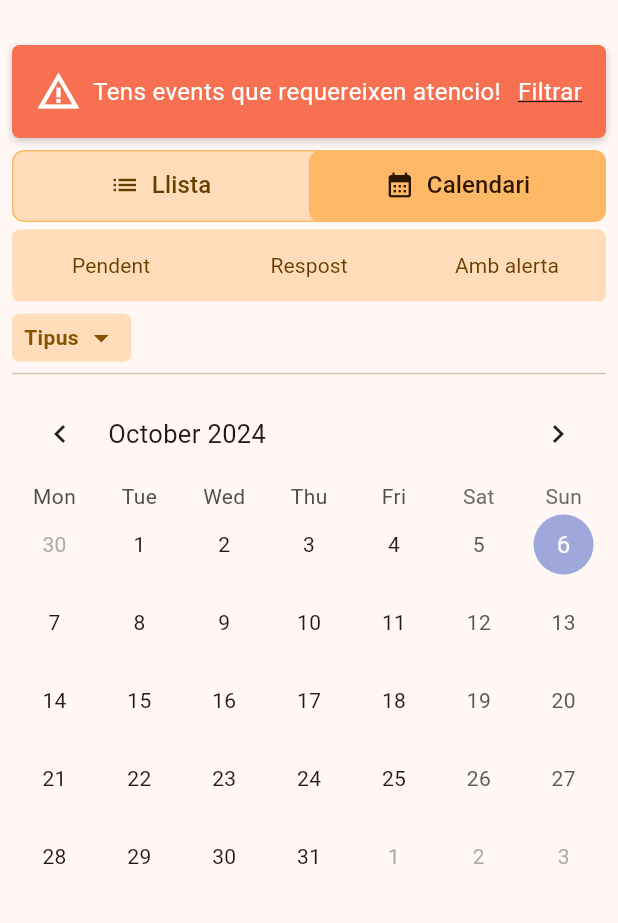
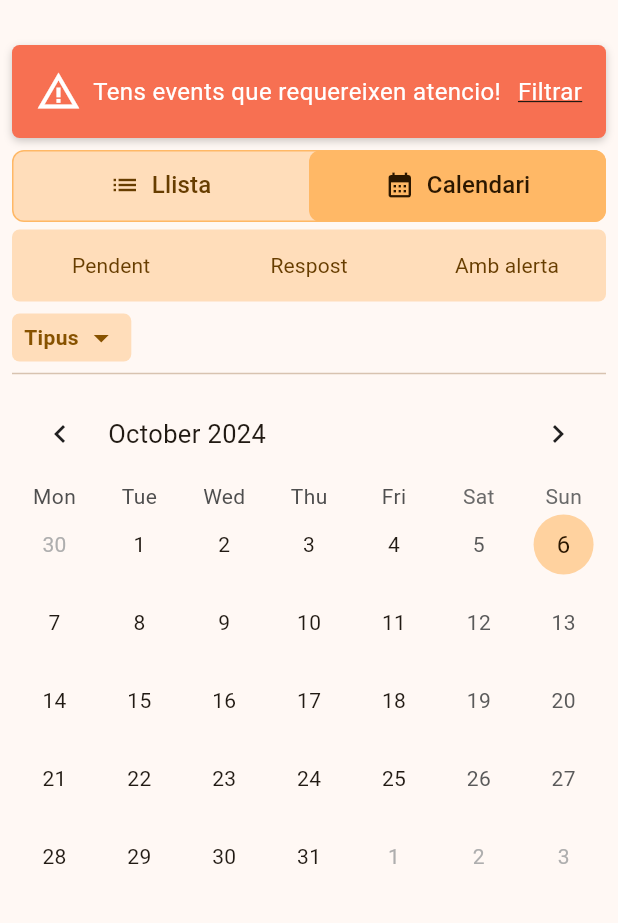
Before and after one commit to AssociacioFemPinya/mobile, a Flutter app: the screen it shows after launch, tab 2 chosen, on a phone screen of 412 x 824 dp, the part 63-986 px from its top. Run offline on Flutter 3.47's test engine with Material 3 defaults, Android fonts, the phone set to English and light mode, and no system bars; drawn by our look-alikes of table_calendar; our stand-ins replace dartz, dio, equatable, flutter_bloc, flutter_easyloading, flutter_svg and 3 more; missing offline and left inert: customizable_counter; generated files the repository leaves out were written again; network calls fail.

Commit message:
unify style

```diff
--- a/lib/features/events/presentation/pages/event_view/views/event_member_comments_screen.dart
+++ b/lib/features/events/presentation/pages/event_view/views/event_member_comments_screen.dart
@@ -59,8 +59,8 @@ class EventMemberCommentsScreen extends StatelessWidget {
             ),
             TextButton (
               onPressed: (){ _onSavePressed(context);},
-              style: TextButton.styleFrom(backgroundColor: Theme.of(context).colorScheme.primary),
-              child: const Text("Guardar", style: TextStyle(color: Colors.white))
+              style: TextButton.styleFrom(backgroundColor: Theme.of(context).colorScheme.primaryFixedDim),
+              child: Text("Guardar", style: TextStyle(color: Theme.of(context).colorScheme.onPrimaryFixed))
             )
           ],
         ),
--- a/lib/features/events/presentation/widgets/events_list/events_calendar.dart
+++ b/lib/features/events/presentation/widgets/events_list/events_calendar.dart
@@ -30,6 +30,11 @@ class EventsCalendar extends StatelessWidget {
     return BlocBuilder<EventsCalendarBloc, EventsCalendarState>(
         builder: (context, state) {
       return TableCalendar(
+        calendarStyle: CalendarStyle(
+          selectedDecoration: BoxDecoration(color: Theme.of(context).colorScheme.primaryFixedDim, shape: BoxShape.circle),
+          selectedTextStyle: TextStyle(color: Theme.of(context).colorScheme.onPrimaryFixed, fontSize: 16.0),
+          todayDecoration: BoxDecoration(color: Theme.of(context).colorScheme.primaryFixedDim.withOpacity(0.6), shape: BoxShape.circle),
+          todayTextStyle:TextStyle(color: Theme.of(context).colorScheme.onPrimaryFixed, fontSize: 16.0)),
         firstDay: DateTime.utc(2010, 10, 16),
         lastDay: DateTime.utc(2030, 3, 14),
         startingDayOfWeek: StartingDayOfWeek.monday,
@@ -77,10 +82,10 @@ class EventsCalendar extends StatelessWidget {
               return Positioned(
                 right: 1,
                 bottom: 1,
-                child: _buildEventsMarker(date, events),
+                child: _buildEventsMarker(date, events, context),
               );
             }
-            return SizedBox();
+            return const SizedBox();
           },
         ),
 
@@ -99,19 +104,19 @@ class EventsCalendar extends StatelessWidget {
     };
   }
 
-  Widget _buildEventsMarker(DateTime date, List events) {
+  Widget _buildEventsMarker(DateTime date, List events, context) {
     return Container(
       decoration: BoxDecoration(
         shape: BoxShape.circle,
-        color: Colors.blue,
+        color: Theme.of(context).colorScheme.primaryFixedDim.withOpacity(0.5),
       ),
       width: 16.0,
       height: 16.0,
       child: Center(
         child: Text(
           '${events.length}',
-          style: TextStyle().copyWith(
-            color: Colors.white,
+          style: const TextStyle().copyWith(
+            color: Theme.of(context).colorScheme.onPrimaryFixedVariant,
             fontSize: 12.0,
           ),
         ),
--- a/lib/features/events/presentation/widgets/events_list/events_filters_button.dart
+++ b/lib/features/events/presentation/widgets/events_list/events_filters_button.dart
@@ -33,6 +33,7 @@ class EventsFiltersButton extends StatelessWidget {
         ),
         child: PopupMenuButton<EventTypeEnum>(
         color: Theme.of(context).colorScheme.primaryFixed,
+        shadowColor: Theme.of(context).colorScheme.primaryFixed,
         onSelected: (EventTypeEnum value) {
           context.read<EventsFiltersBloc>().add(EventsTypeFiltersAdd(value));
         },
--- a/lib/features/events/presentation/widgets/events_list/events_status_filters.dart
+++ b/lib/features/events/presentation/widgets/events_list/events_status_filters.dart
@@ -67,7 +67,7 @@ class EventsStatusFiltersWidget extends StatelessWidget {
     return Container(
       margin: EdgeInsets.zero, // Elimina márgenes
       child: Material(
-        shadowColor: Colors.blue.withOpacity(0.5),
+        shadowColor: Theme.of(context).colorScheme.primaryFixedDim.withOpacity(0.5),
         elevation: selected ? 1 : 0, // Aplica elevación si está seleccionado
         borderRadius: BorderRadius.only(
           topLeft: isFirst ? Radius.circular(5.0) : Radius.circular(0),
```
Also changed, not shown: lib/features/events/presentation/pages/event_view/event_page.dart (+17 -8 lines), lib/features/events/presentation/widgets/event_view/assistance_selector.dart (+19 -0 lines), lib/features/events/presentation/widgets/event_view/event_info_tile.dart (+10 -3 lines), lib/features/events/presentation/widgets/events_list/events_list.dart (+5 -2 lines). Lines whose indentation alone changed are shown as unchanged.
